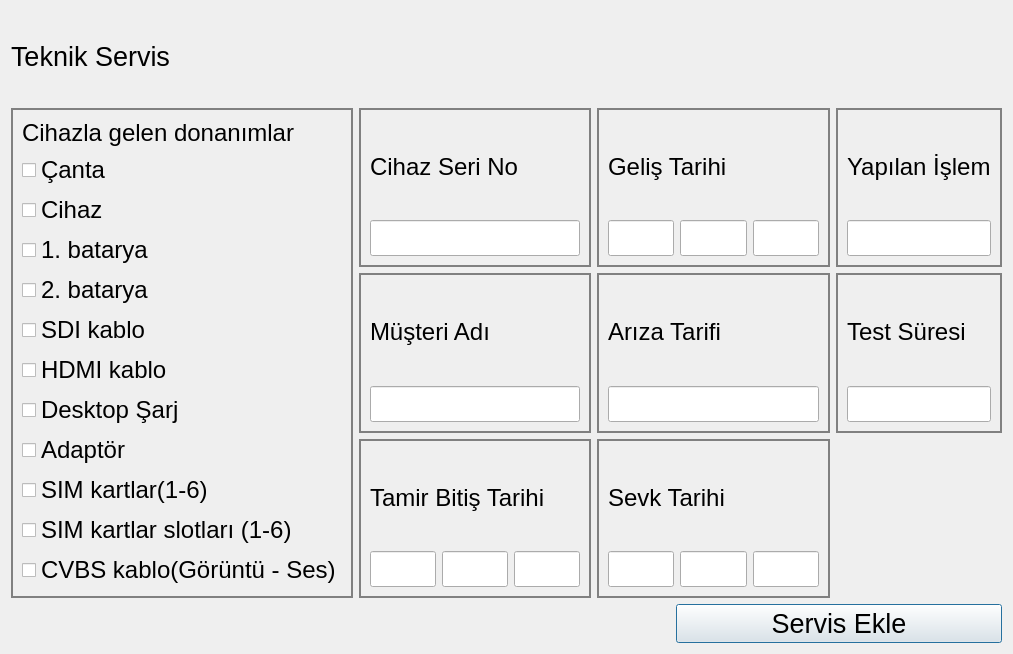
Before: the Qt Designer form servisdialog.ui in yunusemrecinar/QT5-cihaz-kimlik-teknik-servis, drawn with Qt 5.
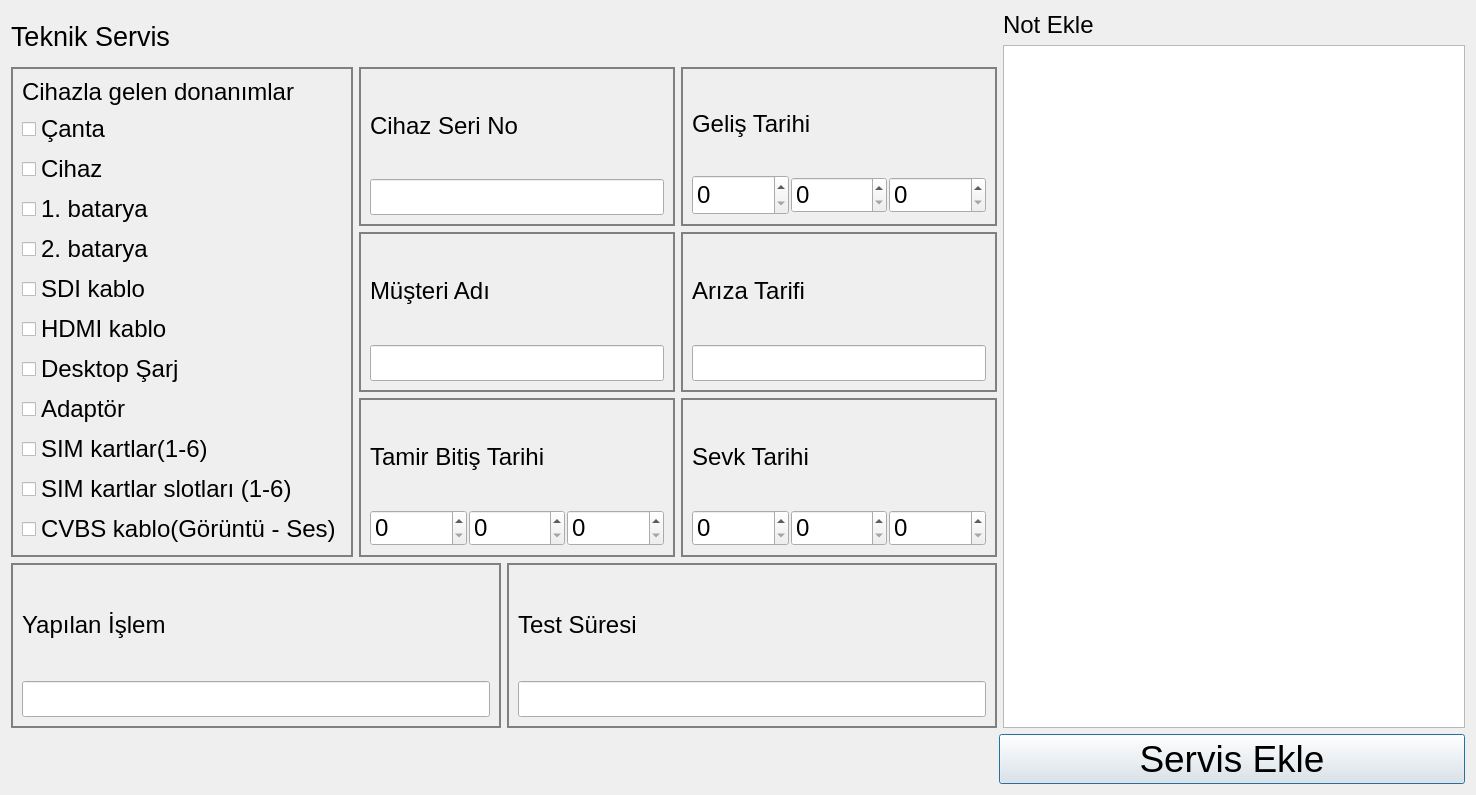
After: the same form once the commit is applied.

What changed in the file:
```diff
--- a/servisdialog.ui
+++ b/servisdialog.ui
@@ -6,18 +6,28 @@
    <rect>
     <x>0</x>
     <y>0</y>
-    <width>1013</width>
-    <height>654</height>
+    <width>1476</width>
+    <height>795</height>
    </rect>
   </property>
   <property name="windowTitle">
    <string>Dialog</string>
   </property>
+  <layout class="QVBoxLayout" name="verticalLayout_13">
+   <item>
   <layout class="QVBoxLayout" name="verticalLayout_12">
    <item>
+      <layout class="QHBoxLayout" name="horizontalLayout_6">
+       <item>
     <layout class="QVBoxLayout" name="verticalLayout_3">
      <item>
       <widget class="QLabel" name="label_5">
+           <property name="maximumSize">
+            <size>
+             <width>16777215</width>
+             <height>50</height>
+            </size>
+           </property>
        <property name="font">
         <font>
          <pointsize>20</pointsize>
@@ -256,6 +266,12 @@
          </item>
          <item row="2" column="1">
           <widget class="QGroupBox" name="SevkBox">
+               <property name="minimumSize">
+                <size>
+                 <width>316</width>
+                 <height>0</height>
+                </size>
+               </property>
            <property name="styleSheet">
             <string notr="true">QGroupBox {
 border: 2px solid grey;
@@ -276,8 +292,11 @@
             </item>
             <item>
              <layout class="QHBoxLayout" name="horizontalLayout_2">
+                  <property name="spacing">
+                   <number>2</number>
+                  </property>
               <item>
-               <widget class="QLineEdit" name="sevkTarihiDay_">
+                   <widget class="QSpinBox" name="sevkTarihiDay_">
                 <property name="font">
                  <font>
                   <pointsize>18</pointsize>
@@ -286,7 +305,7 @@
                </widget>
               </item>
               <item>
-               <widget class="QLineEdit" name="sevkTarihiMonth_">
+                   <widget class="QSpinBox" name="sevkTarihiMonth_">
                 <property name="font">
                  <font>
                   <pointsize>18</pointsize>
@@ -295,7 +314,7 @@
                </widget>
               </item>
               <item>
-               <widget class="QLineEdit" name="sevkTarihiYear_">
+                   <widget class="QSpinBox" name="sevkTarihiYear_">
                 <property name="font">
                  <font>
                   <pointsize>18</pointsize>
@@ -340,60 +359,6 @@
            </layout>
           </widget>
          </item>
-         <item row="2" column="0">
-          <widget class="QGroupBox" name="BitisTarihBox">
-           <property name="styleSheet">
-            <string notr="true">QGroupBox {
-border: 2px solid grey;
-}</string>
-           </property>
-           <layout class="QVBoxLayout" name="verticalLayout_6">
-            <item>
-             <widget class="QLabel" name="bitisTarihi">
-              <property name="font">
-               <font>
-                <pointsize>18</pointsize>
-               </font>
-              </property>
-              <property name="text">
-               <string>Tamir Bitiş Tarihi</string>
-              </property>
-             </widget>
-            </item>
-            <item>
-             <layout class="QHBoxLayout" name="horizontalLayout">
-              <item>
-               <widget class="QLineEdit" name="bitisTarihiDay_">
-                <property name="font">
-                 <font>
-                  <pointsize>18</pointsize>
-                 </font>
-                </property>
-               </widget>
-              </item>
-              <item>
-               <widget class="QLineEdit" name="bitisTarihiMonth_">
-                <property name="font">
-                 <font>
-                  <pointsize>18</pointsize>
-                 </font>
-                </property>
-               </widget>
-              </item>
-              <item>
-               <widget class="QLineEdit" name="bitisTarihiYear_">
-                <property name="font">
-                 <font>
-                  <pointsize>18</pointsize>
-                 </font>
-                </property>
-               </widget>
-              </item>
-             </layout>
-            </item>
-           </layout>
-          </widget>
-         </item>
          <item row="0" column="1">
           <widget class="QGroupBox" name="GelisBox">
            <property name="styleSheet">
@@ -416,8 +381,17 @@
             </item>
             <item>
              <layout class="QHBoxLayout" name="horizontalLayout_3">
+                  <property name="spacing">
+                   <number>2</number>
+                  </property>
               <item>
-               <widget class="QLineEdit" name="gelisTarihiDay_">
+                   <widget class="QSpinBox" name="gelisTarihiDay_">
+                    <property name="minimumSize">
+                     <size>
+                      <width>0</width>
+                      <height>40</height>
+                     </size>
+                    </property>
                 <property name="font">
                  <font>
                   <pointsize>18</pointsize>
@@ -426,7 +400,7 @@
                </widget>
               </item>
               <item>
-               <widget class="QLineEdit" name="gelisTarihiMonth_">
+                   <widget class="QSpinBox" name="gelisTarihiMonth_">
                 <property name="font">
                  <font>
                   <pointsize>18</pointsize>
@@ -435,7 +409,7 @@
                </widget>
               </item>
               <item>
-               <widget class="QLineEdit" name="gelisTarihiYear_">
+                   <widget class="QSpinBox" name="gelisTarihiYear_">
                 <property name="font">
                  <font>
                   <pointsize>18</pointsize>
@@ -448,7 +422,76 @@
            </layout>
           </widget>
          </item>
-         <item row="0" column="2">
+             <item row="2" column="0">
+              <widget class="QGroupBox" name="BitisTarihBox">
+               <property name="minimumSize">
+                <size>
+                 <width>316</width>
+                 <height>0</height>
+                </size>
+               </property>
+               <property name="styleSheet">
+                <string notr="true">QGroupBox {
+border: 2px solid grey;
+}</string>
+               </property>
+               <layout class="QVBoxLayout" name="verticalLayout_6">
+                <item>
+                 <widget class="QLabel" name="bitisTarihi">
+                  <property name="font">
+                   <font>
+                    <pointsize>18</pointsize>
+                   </font>
+                  </property>
+                  <property name="text">
+                   <string>Tamir Bitiş Tarihi</string>
+                  </property>
+                 </widget>
+                </item>
+                <item>
+                 <layout class="QHBoxLayout" name="horizontalLayout">
+                  <property name="spacing">
+                   <number>2</number>
+                  </property>
+                  <item>
+                   <widget class="QSpinBox" name="bitisTarihiDay_">
+                    <property name="font">
+                     <font>
+                      <pointsize>18</pointsize>
+                     </font>
+                    </property>
+                   </widget>
+                  </item>
+                  <item>
+                   <widget class="QSpinBox" name="bitisTarihiMonth_">
+                    <property name="font">
+                     <font>
+                      <pointsize>18</pointsize>
+                     </font>
+                    </property>
+                   </widget>
+                  </item>
+                  <item>
+                   <widget class="QSpinBox" name="bitisTarihiYear_">
+                    <property name="font">
+                     <font>
+                      <pointsize>18</pointsize>
+                     </font>
+                    </property>
+                   </widget>
+                  </item>
+                 </layout>
+                </item>
+               </layout>
+              </widget>
+             </item>
+            </layout>
+           </item>
+          </layout>
+         </item>
+         <item>
+          <layout class="QHBoxLayout" name="horizontalLayout_5">
+           <item>
           <widget class="QGroupBox" name="YapilanIslemBox">
            <property name="styleSheet">
             <string notr="true">QGroupBox {
@@ -480,7 +523,7 @@
            </layout>
           </widget>
          </item>
-         <item row="1" column="2">
+           <item>
           <widget class="QGroupBox" name="TestBox">
            <property name="styleSheet">
             <string notr="true">QGroupBox {
@@ -517,14 +560,40 @@
       </layout>
      </item>
      <item>
-      <layout class="QHBoxLayout" name="horizontalLayout_5">
+        <layout class="QVBoxLayout" name="verticalLayout_2">
        <item>
-        <widget class="QLabel" name="label_4">
+          <widget class="QLabel" name="label">
+           <property name="font">
+            <font>
+             <pointsize>18</pointsize>
+            </font>
+           </property>
          <property name="text">
-          <string/>
+            <string>Not Ekle</string>
          </property>
         </widget>
        </item>
+         <item>
+          <widget class="QTextEdit" name="notlar_">
+           <property name="minimumSize">
+            <size>
+             <width>450</width>
+             <height>0</height>
+            </size>
+           </property>
+           <property name="font">
+            <font>
+             <pointsize>16</pointsize>
+            </font>
+           </property>
+          </widget>
+         </item>
+        </layout>
+       </item>
+      </layout>
+     </item>
+     <item>
+      <layout class="QHBoxLayout" name="horizontalLayout_7">
        <item>
         <widget class="QLabel" name="label_3">
          <property name="text">
@@ -532,11 +601,24 @@
          </property>
         </widget>
        </item>
+       <item>
+        <widget class="QLabel" name="label_4">
+         <property name="minimumSize">
+          <size>
+           <width>510</width>
+           <height>0</height>
+          </size>
+         </property>
+         <property name="text">
+          <string/>
+         </property>
+        </widget>
+       </item>
        <item>
         <widget class="QPushButton" name="pushButton">
          <property name="font">
           <font>
-           <pointsize>20</pointsize>
+           <pointsize>28</pointsize>
           </font>
          </property>
          <property name="text">
```
Left out of the diff: 70 changed lines with no effect on the pictures. Lines whose indentation alone changed are shown as unchanged.
